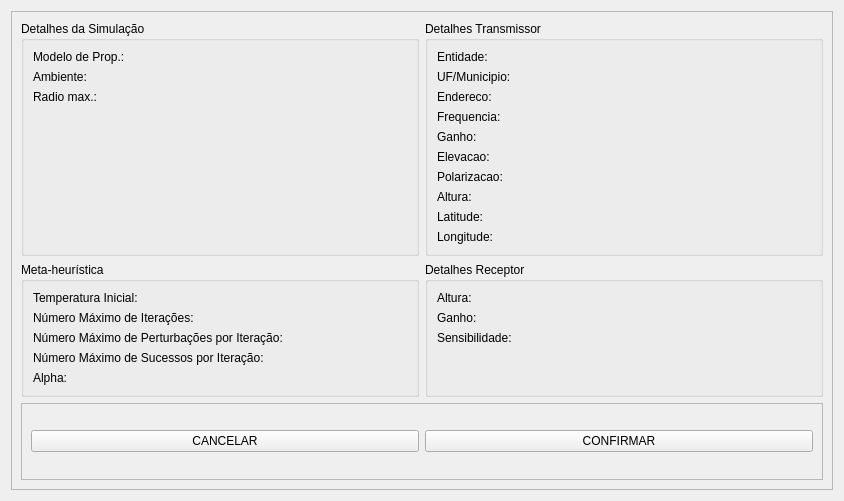
Above: src/main/resources/base/confirm_simulation_dialog.ui from samuelterra22/Analysis-of-antenna-coverage before the change. Below: the same form after it.
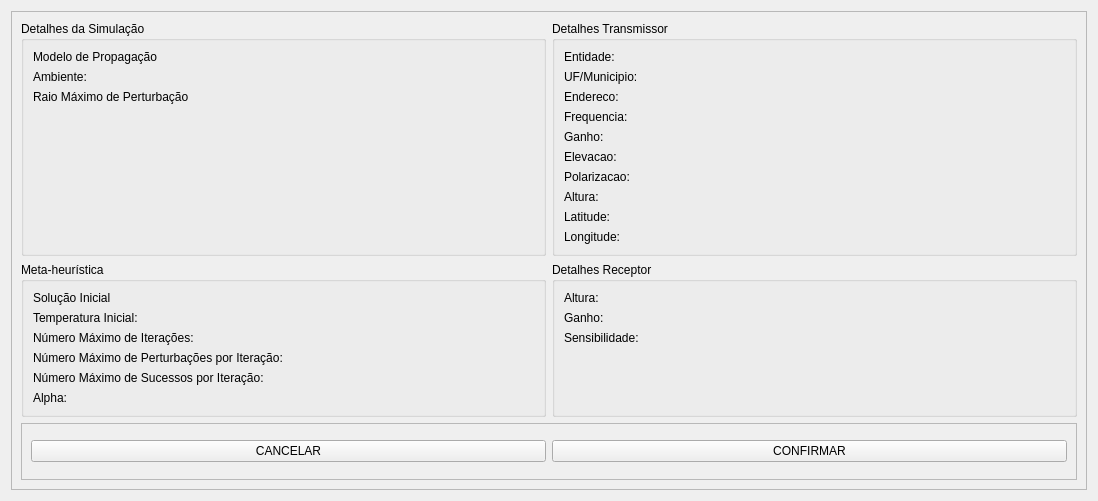
That is the form after the change.

Commit message: Add default values

Diff of the .ui file:
```diff
--- a/src/main/resources/base/confirm_simulation_dialog.ui
+++ b/src/main/resources/base/confirm_simulation_dialog.ui
@@ -6,7 +6,7 @@
    <rect>
     <x>0</x>
     <y>0</y>
-    <width>844</width>
+    <width>1098</width>
     <height>501</height>
    </rect>
   </property>
@@ -300,7 +300,7 @@
          <item row="0" column="0">
           <widget class="QLabel" name="label_modelo_propagacao">
            <property name="text">
-            <string>Modelo de Prop.:</string>
+            <string>Modelo de Propagação</string>
            </property>
           </widget>
          </item>
@@ -334,7 +334,7 @@
          <item row="2" column="0">
           <widget class="QLabel" name="label_radio_maximo">
            <property name="text">
-            <string>Radio max.:</string>
+            <string>Raio Máximo de Perturbação</string>
            </property>
           </widget>
          </item>
@@ -357,21 +357,21 @@
          <string>Meta-heurística</string>
         </property>
         <layout class="QFormLayout" name="formLayout_4">
-         <item row="0" column="0">
+         <item row="1" column="0">
           <widget class="QLabel" name="label_temperatura_inicial">
            <property name="text">
             <string>Temperatura Inicial:</string>
            </property>
           </widget>
          </item>
-         <item row="1" column="0">
+         <item row="2" column="0">
           <widget class="QLabel" name="label_num_maximo_iteracoes">
            <property name="text">
             <string>Número Máximo de Iterações:</string>
            </property>
           </widget>
          </item>
-         <item row="1" column="1">
+         <item row="2" column="1">
           <widget class="QLabel" name="label_num_maximo_iteracoes_value">
            <property name="text">
             <string/>
@@ -381,14 +381,14 @@
            </property>
           </widget>
          </item>
-         <item row="2" column="0">
+         <item row="3" column="0">
           <widget class="QLabel" name="label_num_maximo_pertubacoes_iteracao">
            <property name="text">
             <string>Número Máximo de Perturbações por Iteração:</string>
            </property>
           </widget>
          </item>
-         <item row="2" column="1">
+         <item row="3" column="1">
           <widget class="QLabel" name="label_num_maximo_pertubacoes_iteracao_value">
            <property name="text">
             <string/>
@@ -398,14 +398,14 @@
            </property>
           </widget>
          </item>
-         <item row="3" column="0">
+         <item row="4" column="0">
           <widget class="QLabel" name="label_num_maximo_sucessos_iteracao">
            <property name="text">
             <string>Número Máximo de Sucessos por Iteração:</string>
            </property>
           </widget>
          </item>
-         <item row="3" column="1">
+         <item row="4" column="1">
           <widget class="QLabel" name="label_num_maximo_sucessos_iteracao_value">
            <property name="text">
             <string/>
@@ -415,14 +415,14 @@
            </property>
           </widget>
          </item>
-         <item row="4" column="0">
+         <item row="5" column="0">
           <widget class="QLabel" name="label_alpha">
            <property name="text">
             <string>Alpha:</string>
            </property>
           </widget>
          </item>
-         <item row="4" column="1">
+         <item row="5" column="1">
           <widget class="QLabel" name="label_alpha_value">
            <property name="text">
             <string/>
@@ -432,7 +432,7 @@
            </property>
           </widget>
          </item>
-         <item row="0" column="1">
+         <item row="1" column="1">
           <widget class="QLabel" name="label_temperatura_inicial_value">
            <property name="text">
             <string/>
@@ -442,6 +442,23 @@
            </property>
           </widget>
          </item>
+         <item row="0" column="0">
+          <widget class="QLabel" name="label_solucao_inicial">
+           <property name="text">
+            <string>Solução Inicial</string>
+           </property>
+          </widget>
+         </item>
+         <item row="0" column="1">
+          <widget class="QLabel" name="label_solucao_inicial_value">
+           <property name="text">
+            <string/>
+           </property>
+           <property name="alignment">
+            <set>Qt::AlignRight|Qt::AlignTrailing|Qt::AlignVCenter</set>
+           </property>
+          </widget>
+         </item>
         </layout>
        </widget>
       </item>
```
The commit also changes 3 other files.
